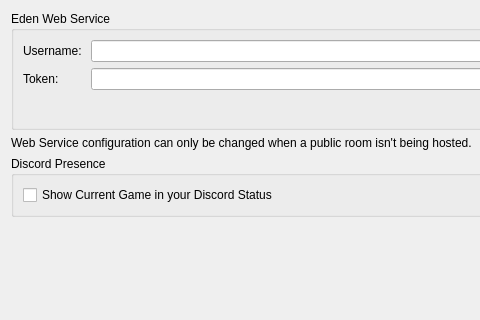
First picture: the form in src/yuzu/configuration/configure_web.ui, repository Valdrrak/suyu-v0.0.4, before the edit; both pictures show x 0 to 480 and y 0 to 320 of the 926 by 561 pixel window.
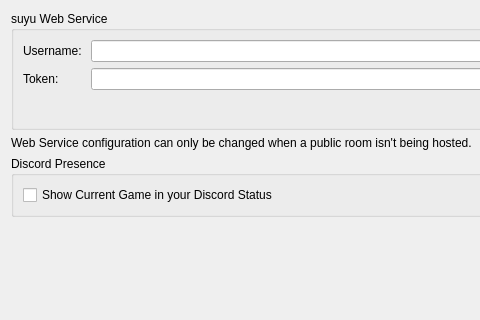
Second picture: the form after the edit.

Commit message: rebrand: sweep Eden from all UI files and vulkan_device log message

What changed in the file:
```diff
--- a/src/yuzu/configuration/configure_web.ui
+++ b/src/yuzu/configuration/configure_web.ui
@@ -22,7 +22,7 @@
      <item>
       <widget class="QGroupBox" name="groupBoxWebConfig">
        <property name="title">
-        <string>Eden Web Service</string>
+        <string>suyu Web Service</string>
        </property>
        <layout class="QVBoxLayout" name="verticalLayoutYuzuWebService">
         <item>
```
The commit also changes 12 other files.
